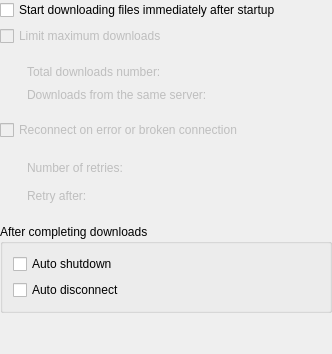
Before: the Qt Designer form conf/dlgnetwork.ui in KDE/kget, drawn with Qt 5.
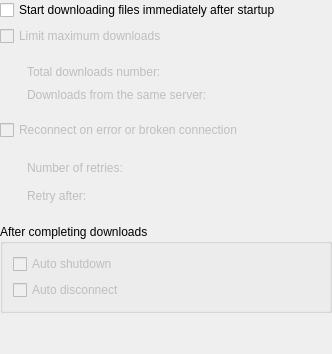
After: the same form once the commit is applied.

Commit message: * Work on configuration dialogs * Make droptarget-sticky function working * Start implementing expert-mode * (Re-)implement clipboard-autopaste function * Cleanups

The edit to the form file:
```diff
--- a/conf/dlgnetwork.ui
+++ b/conf/dlgnetwork.ui
@@ -171,6 +171,9 @@
       </property>
       <item>
        <widget class="QCheckBox" name="kcfg_AutoShutdown" >
+        <property name="enabled" >
+         <bool>false</bool>
+        </property>
         <property name="text" >
          <string>Auto shutdown</string>
         </property>
@@ -178,6 +181,9 @@
       </item>
       <item>
        <widget class="QCheckBox" name="kcfg_AutoDisconnect" >
+        <property name="enabled" >
+         <bool>false</bool>
+        </property>
         <property name="text" >
          <string>Auto disconnect</string>
         </property>
```
The commit also changes 6 other files.
